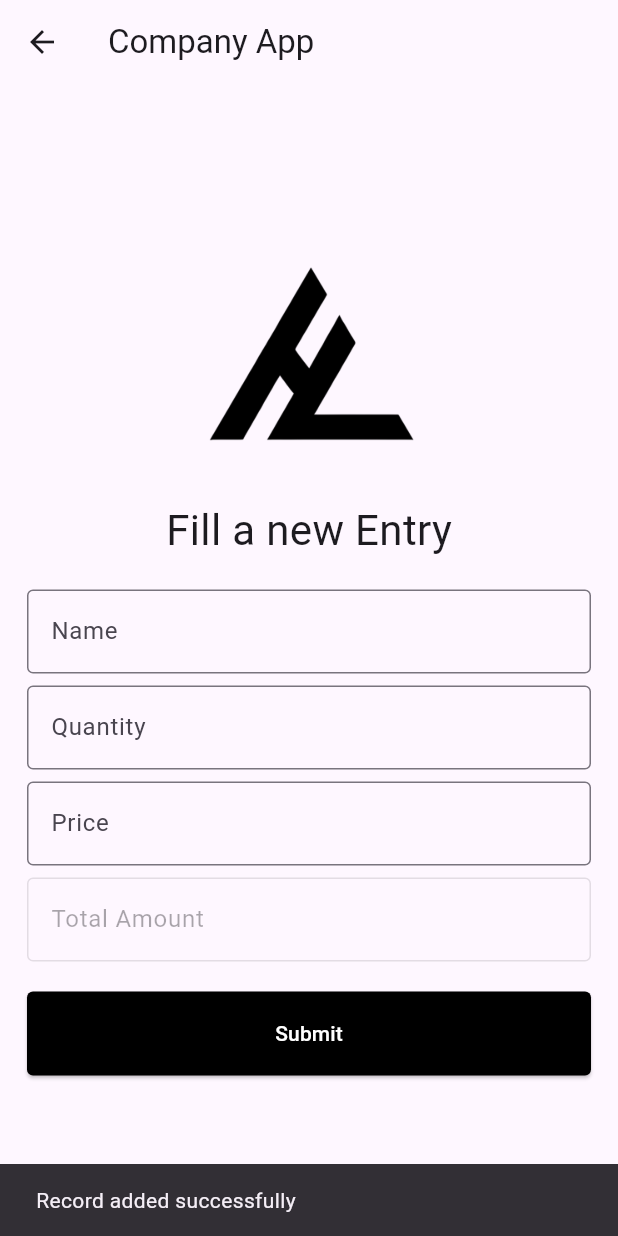
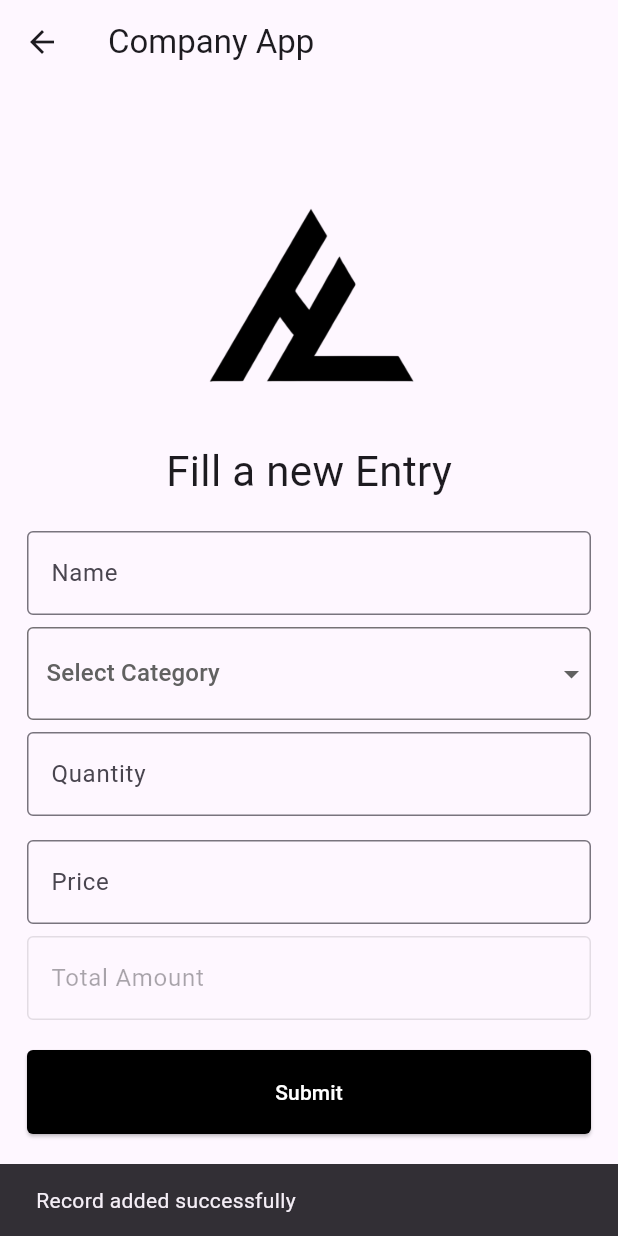
Before and after one commit to Sanket80/Unique-Solutions, a Flutter app: the InputData screen opened directly, after a tap on "Submit", on a phone screen of 412 x 824 dp. Run offline on Flutter 3.47's test engine with Material 3 defaults, Android fonts, the phone set to English and light mode, and no system bars; our stand-ins replace cloud_firestore, firebase_core, fl_chart; accounts and stored records are empty.

Commit message:
Added Category and Weight Fields

```diff
--- a/lib/InputData.dart
+++ b/lib/InputData.dart
@@ -78,6 +78,11 @@ class _InputDataState extends State<InputData> {
   //   );
   // }
 
+  String? selectedCategory;
+  String? selectedWeight;
+  List<String> categories = ['Gloves', 'Cotton'];
+  List<int> gloveWeights = [40, 50, 60, 70, 80, 90];
+
   @override
   void initState() {
     super.initState();
@@ -111,6 +116,8 @@ class _InputDataState extends State<InputData> {
     final totalPrice = _totalPriceController.text;
     final paidAmount = '0.0';
     final remainingAmount = totalPrice;
+    final category = selectedCategory;
+    final weight = selectedWeight;
 
     // Generate a new document ID
     final newDoc = FirebaseFirestore.instance.collection('Data').doc();
@@ -120,7 +127,9 @@ class _InputDataState extends State<InputData> {
       await newDoc.set({
         'id': docId,  // Add the generated ID to the document data
         'name': name,
+        'category': category,
         'quantity': quantity,
+        'weight': weight,
         'price': price,
         'total_price': totalPrice,
         'paid_amount': paidAmount,
@@ -137,7 +146,9 @@ class _InputDataState extends State<InputData> {
 
       // Clear text fields after adding the record
       _nameController.clear();
+      selectedCategory = null;
       _quantityController.clear();
+      selectedWeight = null;
       _priceController.clear();
       _totalPriceController.clear();
       paidController.clear();
@@ -186,6 +197,45 @@ class _InputDataState extends State<InputData> {
                 ),
               ),
               const SizedBox(height: 8),
+              // text field for category
+              // Category Dropdown
+              Padding(
+                padding: const EdgeInsets.symmetric(horizontal: 18.0),
+                child: Container(
+                  height: 62,
+                  decoration: BoxDecoration(
+                    border: Border.all(color: Colors.black54), // Match the TextField border color
+                    borderRadius: BorderRadius.circular(4.0), // Match the TextField border radius
+                  ),
+                  child: DropdownButtonHideUnderline( // Hide the default underline of DropdownButton
+                    child: DropdownButton<String>(
+                      value: selectedCategory,
+                      hint: Padding(
+                        padding: const EdgeInsets.symmetric(vertical: 12.0, horizontal: 12),
+                        child: Text('Select Category',style: TextStyle(color: Colors.grey[700])),
+                      ),
+                      isExpanded: true,
+                      items: categories.map((String category) {
+                        return DropdownMenuItem<String>(
+                          value: category,
+                          child: Padding(
+                            padding: const EdgeInsets.symmetric(vertical: 12.0, horizontal: 12), // Increase vertical padding
+                            child: Text(category,style: TextStyle(color: Colors.grey[700]),),
+                          ),
+                        );
+                      }).toList(),
+                      onChanged: (value) {
+                        setState(() {
+                          selectedCategory = value;
+                          selectedWeight = null; // Reset weight when category changes
+                        });
+                      },
+                    ),
+                  ),
+                ),
+              ),
+
+              const SizedBox(height: 8),
               Padding(
                 padding: const EdgeInsets.symmetric(horizontal: 18.0),
                 child: TextField(
@@ -197,6 +247,55 @@ class _InputDataState extends State<InputData> {
                   keyboardType: TextInputType.number,
                 ),
               ),
+              const SizedBox(height: 8),
+              // want to add dropdown for weight, if category is gloves, then i want dropdown and if categeory is cotton, i wnat textfield
+              if(selectedCategory == 'Gloves')
+                Padding(
+                  padding: const EdgeInsets.symmetric(horizontal: 18.0),
+                  child: Container(
+                    height: 62,
+                    decoration: BoxDecoration(
+                      border: Border.all(color: Colors.black54), // Match the TextField border color
+                      borderRadius: BorderRadius.circular(4.0), // Match the TextField border radius
+                    ),
+                    child: DropdownButtonHideUnderline( // Hide the default underline of DropdownButton
+                      child: DropdownButton<String>(
+                        value: selectedWeight,
+                        hint: Padding(
+                          padding: const EdgeInsets.symmetric(vertical: 12.0, horizontal: 12), // Increase vertical padding
+                          child: const Text('Select Weight'),
+                        ),
+                        isExpanded: true,
+                        items: gloveWeights.map((int weight) {
+                          return DropdownMenuItem<String>(
+                            value: {weight}.toString(),
+                            child: Padding(
+                              padding: const EdgeInsets.symmetric(vertical: 12.0, horizontal: 12), // Increase vertical padding
+                              // in gms
+                              child: Text('$weight gms',style: TextStyle(color: Colors.grey[700]),),
+                            ),
+                          );
+                        }).toList(),
+                        onChanged: (value) {
+                          setState(() {
+                            selectedWeight = value;
+                          });
+                        },
+                      ),
+                    ),
+                  ),
+                )
+              else if (selectedCategory == 'Cotton')
+                Padding(
+                  padding: const EdgeInsets.symmetric(horizontal: 18.0),
+                  child: TextField(
+                    decoration: const InputDecoration(
+                      hintText: 'Enter Weight (kgs)',
+                      border: OutlineInputBorder(),
+                    ),
+                    keyboardType: TextInputType.number,
+                  ),
+                ),
               const SizedBox(height: 8),
               Padding(
                 padding: const EdgeInsets.symmetric(horizontal: 18.0),
```
